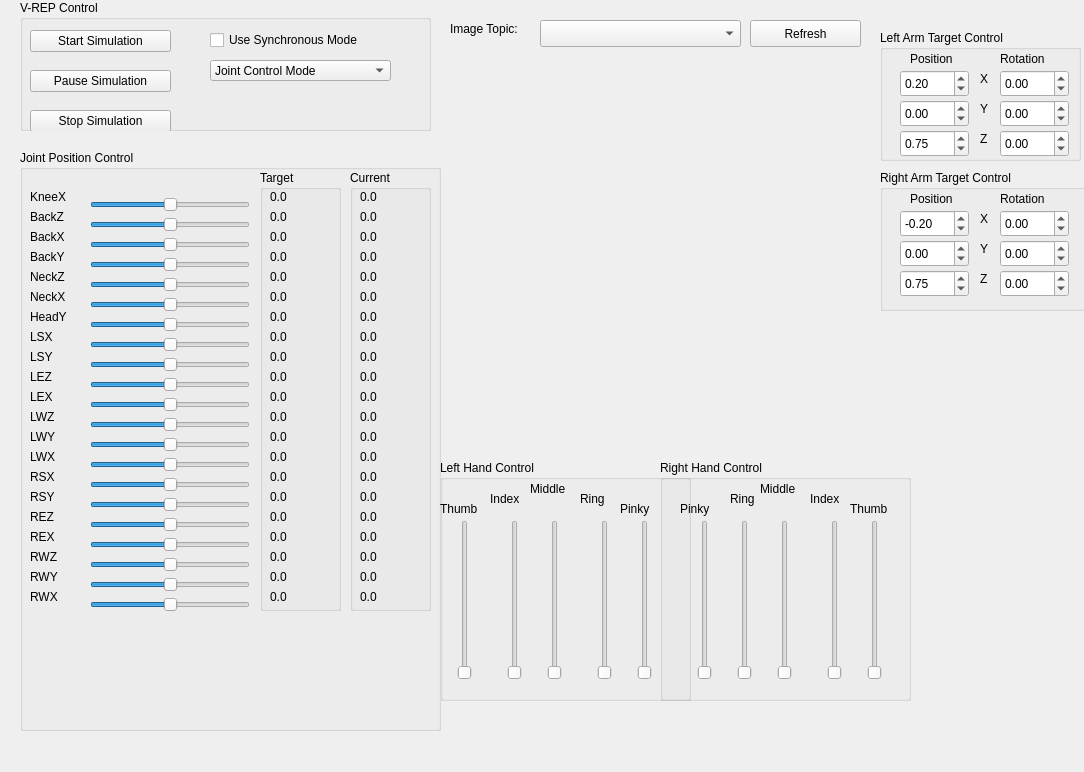
Above: src/my_plugin.ui from Rayckey/XR1_vrep_ros before the change. Below: the same form after it.
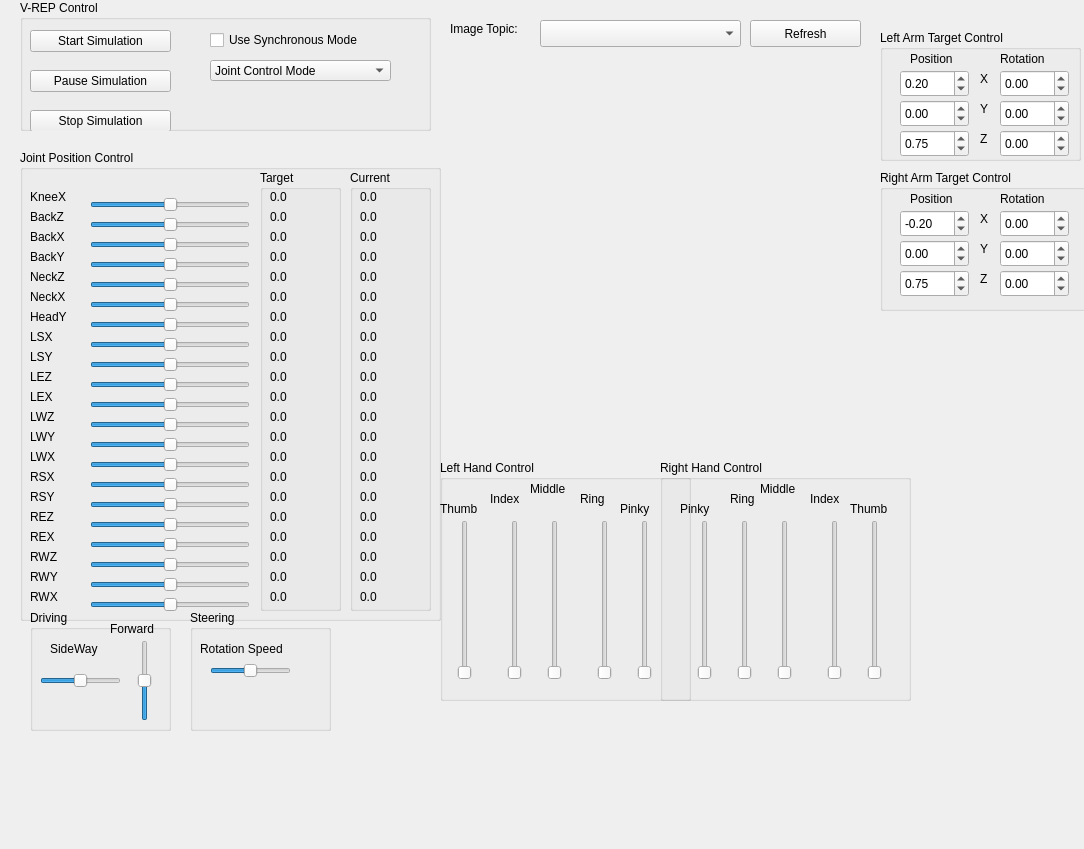
That is the form after the change. Custom widgets are drawn as their Qt base class.

Patch:
```diff
--- a/src/my_plugin.ui
+++ b/src/my_plugin.ui
@@ -7,7 +7,7 @@
     <x>0</x>
     <y>0</y>
     <width>1084</width>
-    <height>772</height>
+    <height>849</height>
    </rect>
   </property>
   <property name="windowTitle">
@@ -19,7 +19,7 @@
      <x>20</x>
      <y>150</y>
      <width>421</width>
-     <height>581</height>
+     <height>471</height>
     </rect>
    </property>
    <property name="title">
@@ -2098,6 +2098,137 @@
     </property>
    </widget>
   </widget>
+  <widget class="QGroupBox" name="groupBox">
+   <property name="geometry">
+    <rect>
+     <x>30</x>
+     <y>610</y>
+     <width>141</width>
+     <height>121</height>
+    </rect>
+   </property>
+   <property name="title">
+    <string>Driving</string>
+   </property>
+   <widget class="QSlider" name="Twist_X">
+    <property name="geometry">
+     <rect>
+      <x>100</x>
+      <y>30</y>
+      <width>29</width>
+      <height>81</height>
+     </rect>
+    </property>
+    <property name="maximum">
+     <number>100</number>
+    </property>
+    <property name="value">
+     <number>50</number>
+    </property>
+    <property name="orientation">
+     <enum>Qt::Vertical</enum>
+    </property>
+   </widget>
+   <widget class="QSlider" name="Twist_Y">
+    <property name="geometry">
+     <rect>
+      <x>10</x>
+      <y>60</y>
+      <width>81</width>
+      <height>21</height>
+     </rect>
+    </property>
+    <property name="maximum">
+     <number>100</number>
+    </property>
+    <property name="value">
+     <number>50</number>
+    </property>
+    <property name="orientation">
+     <enum>Qt::Horizontal</enum>
+    </property>
+   </widget>
+   <widget class="QLabel" name="label_14">
+    <property name="geometry">
+     <rect>
+      <x>80</x>
+      <y>10</y>
+      <width>67</width>
+      <height>17</height>
+     </rect>
+    </property>
+    <property name="text">
+     <string>Forward</string>
+    </property>
+   </widget>
+   <widget class="QLabel" name="label_44">
+    <property name="geometry">
+     <rect>
+      <x>20</x>
+      <y>30</y>
+      <width>67</width>
+      <height>17</height>
+     </rect>
+    </property>
+    <property name="text">
+     <string>SideWay</string>
+    </property>
+   </widget>
+  </widget>
+  <widget class="QGroupBox" name="groupBox_7">
+   <property name="geometry">
+    <rect>
+     <x>190</x>
+     <y>610</y>
+     <width>141</width>
+     <height>121</height>
+    </rect>
+   </property>
+   <property name="title">
+    <string>Steering</string>
+   </property>
+   <widget class="QSlider" name="Twist_Z">
+    <property name="geometry">
+     <rect>
+      <x>20</x>
+      <y>50</y>
+      <width>81</width>
+      <height>21</height>
+     </rect>
+    </property>
+    <property name="maximum">
+     <number>100</number>
+    </property>
+    <property name="value">
+     <number>50</number>
+    </property>
+    <property name="tracking">
+     <bool>true</bool>
+    </property>
+    <property name="orientation">
+     <enum>Qt::Horizontal</enum>
+    </property>
+    <property name="invertedAppearance">
+     <bool>false</bool>
+    </property>
+    <property name="invertedControls">
+     <bool>false</bool>
+    </property>
+   </widget>
+   <widget class="QLabel" name="label_46">
+    <property name="geometry">
+     <rect>
+      <x>10</x>
+      <y>30</y>
+      <width>111</width>
+      <height>17</height>
+     </rect>
+    </property>
+    <property name="text">
+     <string>Rotation Speed</string>
+    </property>
+   </widget>
+  </widget>
  </widget>
  <customwidgets>
   <customwidget>
```
